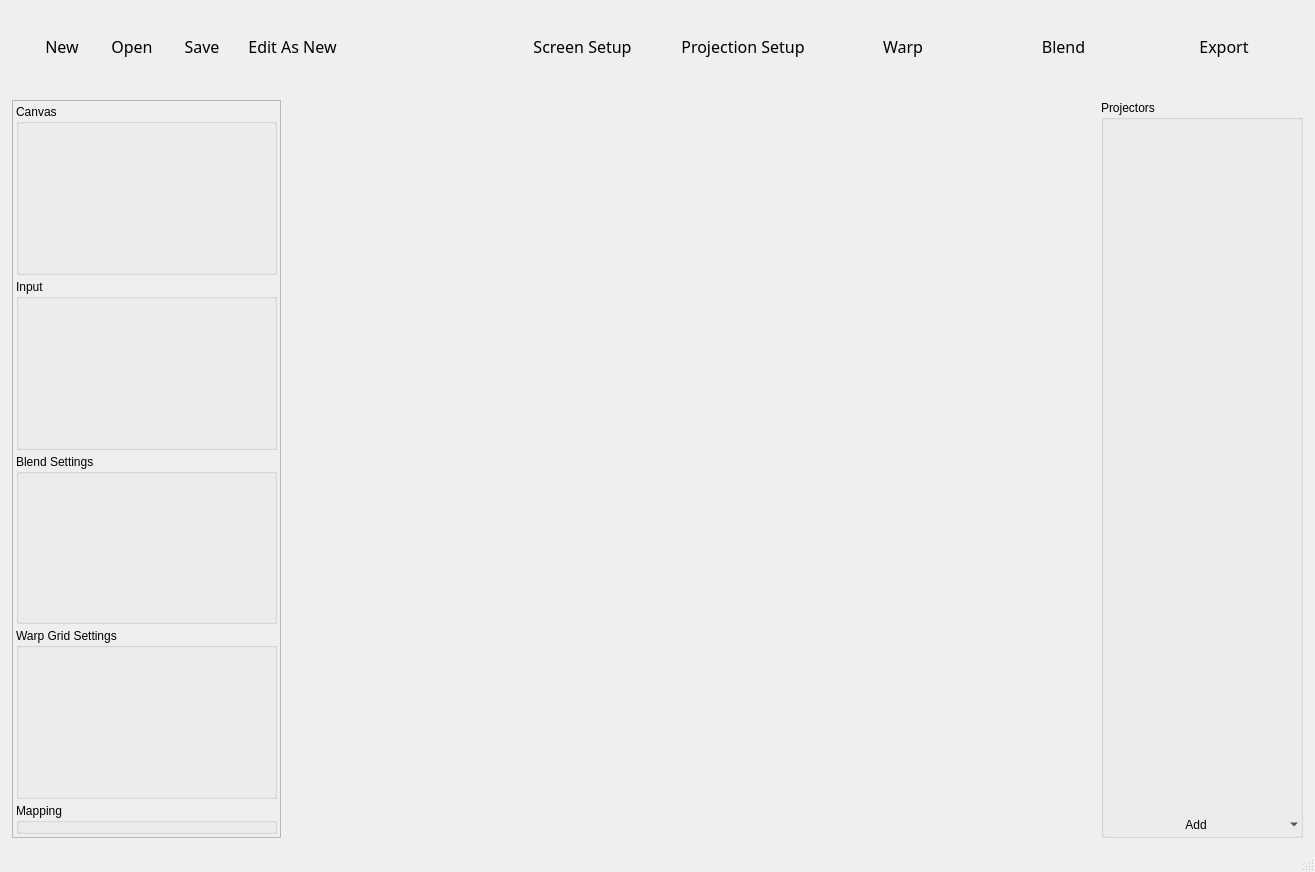
The window that src/app/ui/omni_ui_MainWindow.ui (WilstonOreo/omnidome) describes before a commit, drawn with Qt 5.
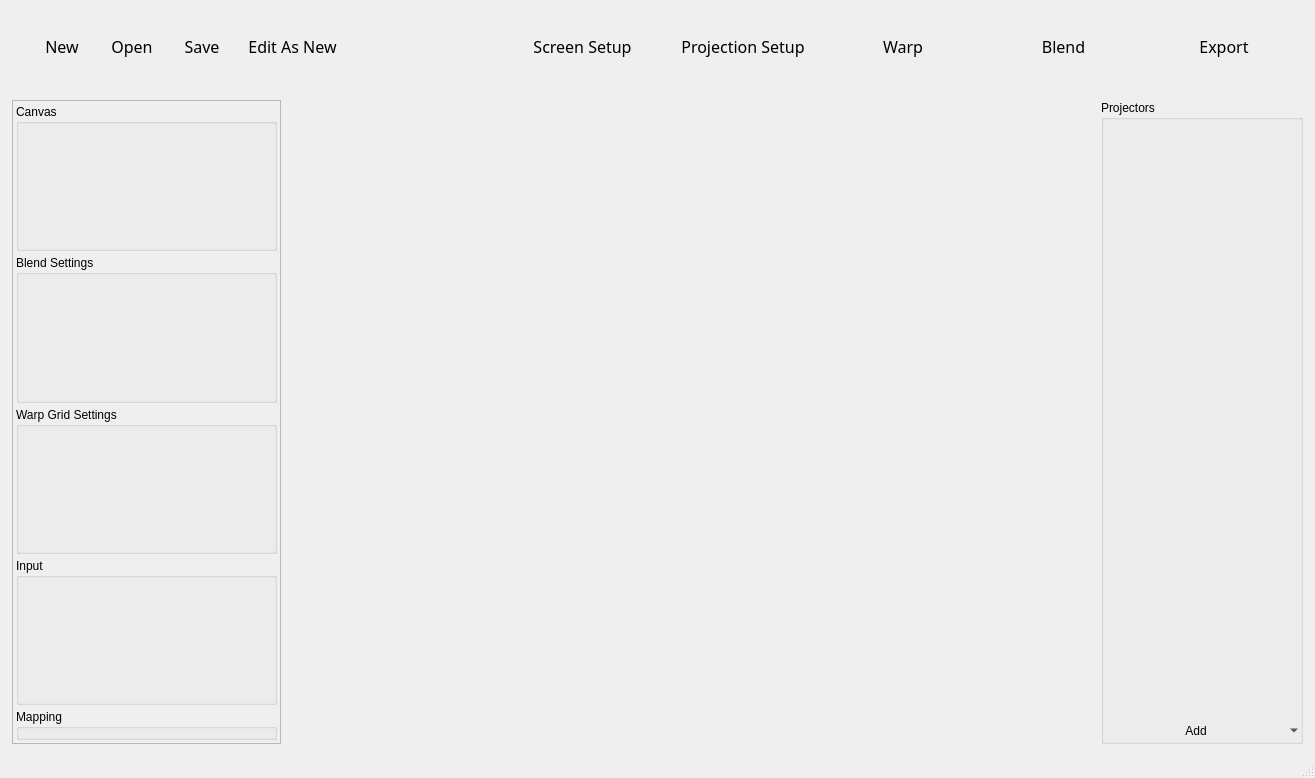
The same window after the commit. Icons and pictures are not drawn. Custom widgets are drawn as their Qt base class.

Commit message: More coarse grid + inputs + mapping in warp + blend mode

What changed in the file:
```diff
--- a/src/app/ui/omni_ui_MainWindow.ui
+++ b/src/app/ui/omni_ui_MainWindow.ui
@@ -7,7 +7,7 @@
     <x>0</x>
     <y>0</y>
     <width>1315</width>
-    <height>872</height>
+    <height>778</height>
    </rect>
   </property>
   <property name="windowTitle">
@@ -388,7 +388,7 @@
             <x>0</x>
             <y>0</y>
             <width>266</width>
-            <height>716</height>
+            <height>623</height>
            </rect>
           </property>
           <property name="sizePolicy">
@@ -420,6 +420,20 @@
              </property>
             </widget>
            </item>
+           <item>
+            <widget class="omni::ui::Blend" name="grpBlend">
+             <property name="title">
+              <string>Blend Settings</string>
+             </property>
+            </widget>
+           </item>
+           <item>
+            <widget class="omni::ui::Warp" name="grpWarp">
+             <property name="title">
+              <string>Warp Grid Settings</string>
+             </property>
+            </widget>
+           </item>
            <item>
             <widget class="omni::ui::Input" name="grpInputs">
              <property name="sizePolicy">
@@ -433,20 +447,6 @@
              </property>
             </widget>
            </item>
-           <item>
-            <widget class="omni::ui::Blend" name="grpBlend">
-             <property name="title">
-              <string>Blend Settings</string>
-             </property>
-            </widget>
-           </item>
-           <item>
-            <widget class="omni::ui::Warp" name="grpWarp">
-             <property name="title">
-              <string>Warp Grid Settings</string>
-             </property>
-            </widget>
-           </item>
            <item>
             <widget class="omni::ui::Mapping" name="grpMapping">
              <property name="sizePolicy">
```
The commit also changes 3 other files.
